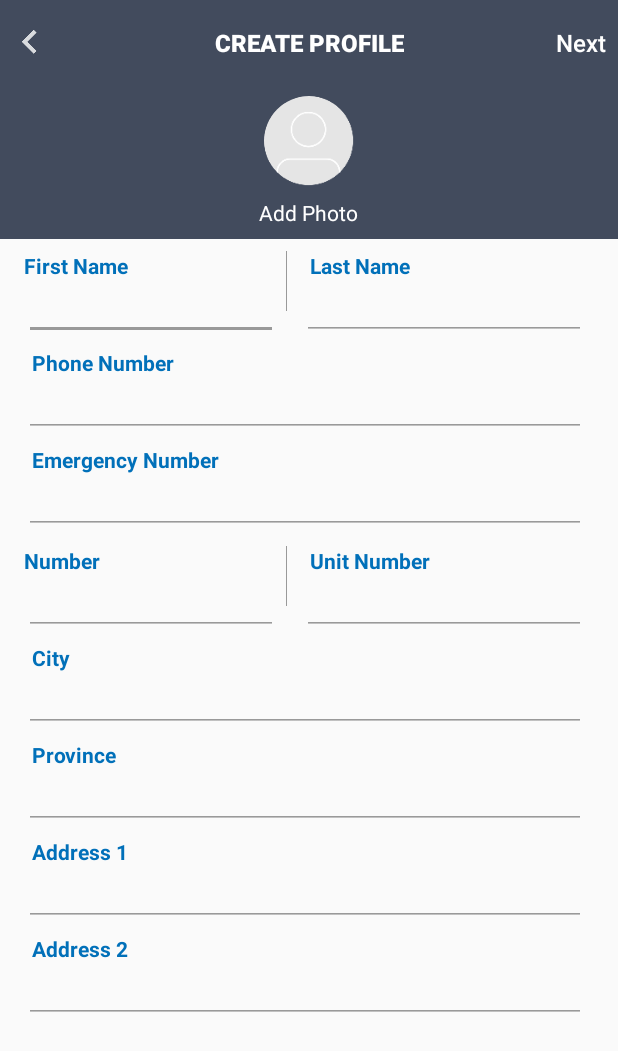
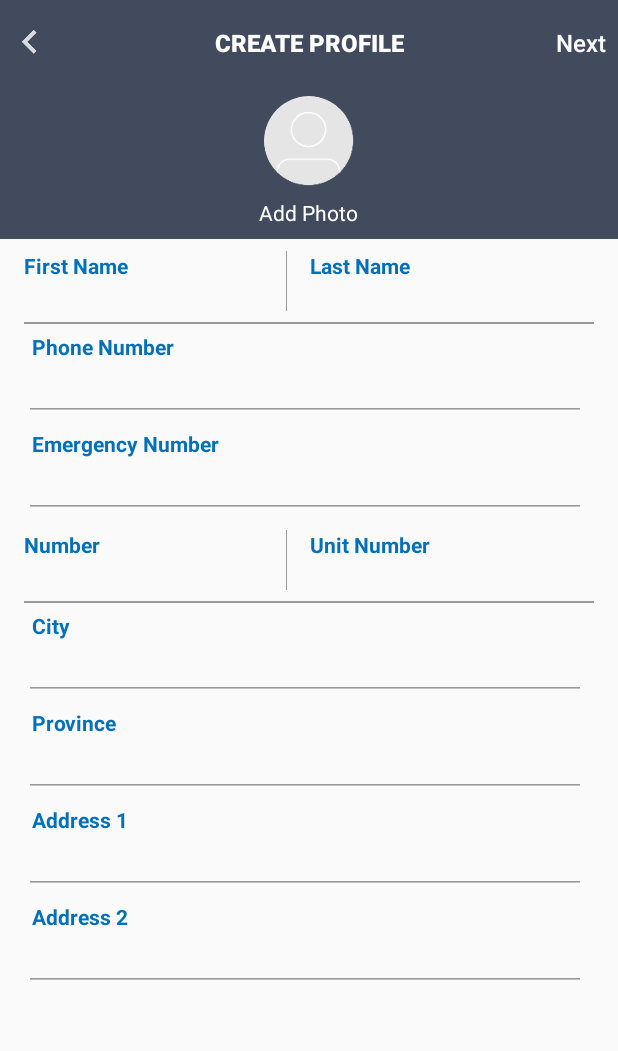
Before and after one commit to abdulrehman63/CareMapAndroid, an Android app: the CreateSeekerProfileActivity screen opened directly, with no data from a screen before it, on a phone screen of 412 x 824 dp. Shown: the top 1051 px of the screen. Run offline under Robolectric (Android 15) with nearby library versions, the light colour scheme and no system bars; our stand-ins replace CircleImageView, data binding; pictures from the network do not load.

Commit message:
Resolved UI issues

```diff
--- a/CareMap/app/src/main/res/layout/activity_create_seeker_profile.xml
+++ b/CareMap/app/src/main/res/layout/activity_create_seeker_profile.xml
@@ -80,7 +80,9 @@
                             android:layout_width="match_parent"
                             android:layout_height="wrap_content"
                             android:text="@={profileModel.firstName}"
+
                             style="@style/edit_text_style_profile"
+                            android:background="@null"
                             android:layout_marginEnd="5dp"
                             android:hint=""/>
                     </LinearLayout>
@@ -111,12 +113,20 @@
                             android:layout_height="wrap_content"
                             android:layout_marginEnd="5dp"
                             style="@style/edit_text_style_profile"
+                            android:background="@null"
                             android:text="@={profileModel.lastName}"
                             android:hint=""/>
                     </LinearLayout>
                 </LinearLayout>
 
+                <View
+                    android:layout_width="match_parent"
+                    android:layout_marginEnd="16dp"
+                    android:layout_height="1dp"
+                    android:layout_marginTop="7dp"
+                    android:layout_marginStart="16dp"
 
+                    android:background="@color/grey_background"/>
                 <LinearLayout
 
                     android:layout_width="match_parent"
@@ -198,6 +208,7 @@
                             android:text="@={profileModel.number}"
                             android:inputType="number"
                             style="@style/edit_text_style_profile"
+                            android:background="@null"
                             android:layout_marginEnd="5dp"
                             android:hint=""/>
                     </LinearLayout>
@@ -228,12 +239,21 @@
                             android:layout_height="wrap_content"
                             android:layout_marginEnd="5dp"
                             android:inputType="number"
+
                             style="@style/edit_text_style_profile"
+                            android:background="@null"
                             android:text="@={profileModel.unitNumber}"
                             android:hint=""/>
                     </LinearLayout>
                 </LinearLayout>
+                <View
+                    android:layout_width="match_parent"
+                    android:layout_marginEnd="16dp"
+                    android:layout_height="1dp"
+                    android:layout_marginTop="7dp"
+                    android:layout_marginStart="16dp"
 
+                    android:background="@color/grey_background"/>
                 <LinearLayout
 
                     android:layout_width="match_parent"
```
Also changed, not shown: CareMap/app/src/main/res/layout/activity_create_senior_profile.xml (+7 -4 lines).
